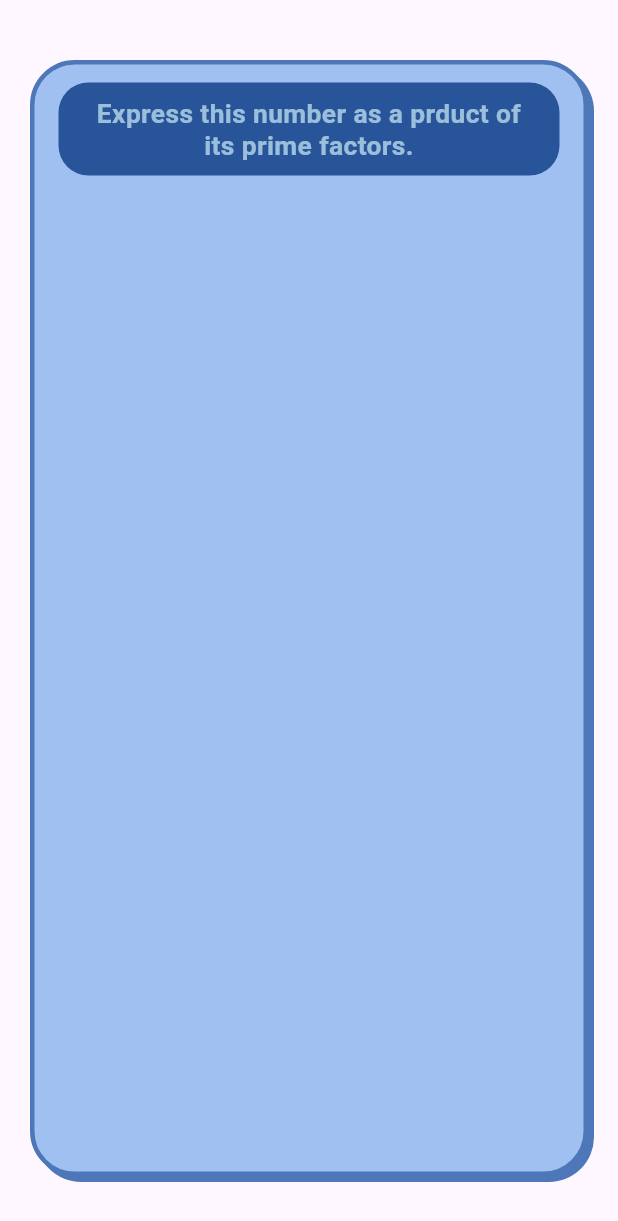
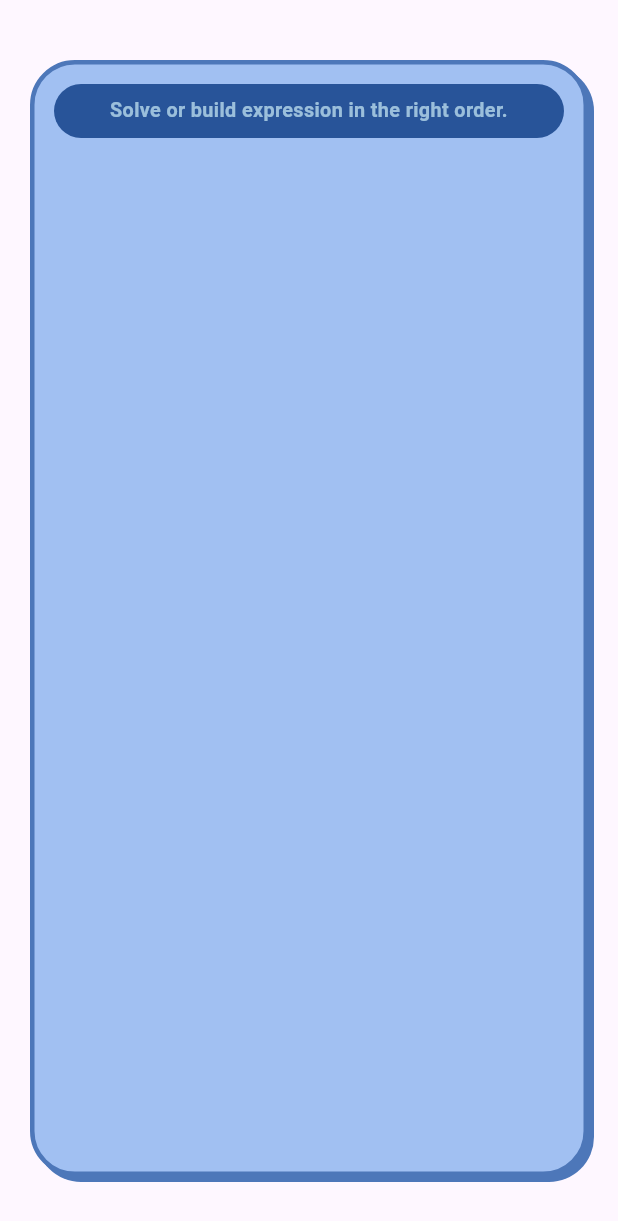
Before and after one commit to Greek-Cp/helper_animation, a Flutter app: the HomePage screen opened directly, on a phone screen of 412 x 824 dp. Shown: the top 1221 px of the screen. Run offline on Flutter 3.47's test engine with Material 3 defaults, Android fonts, the phone set to English and light mode, and no system bars; drawn by our look-alikes of auto_size_text; our stand-ins replace get.

Commit message:
Update HomePage UI and instruction text
Set HomePage as the app's entry point, added global padding to the main container, and updated the instruction text and scale in GameInstructionSet. Introduced padding constants in AppSizeMinigame and set a default margin for GameInstructionSet.

```diff
--- a/example/lib/main.dart
+++ b/example/lib/main.dart
@@ -17,7 +17,7 @@ class AnimationDemoApp extends StatelessWidget {
     return GetMaterialApp(
       title: 'Animation Demo',
       debugShowCheckedModeBanner: false,
-      home: AnimationDemo(),
+      home: HomePage(),
     );
   }
 }
@@ -67,6 +67,7 @@ class _HomePageState extends State<HomePage> {
                 Expanded(
                   child: Container(
                     margin: EdgeInsets.symmetric(horizontal: 20, vertical: 40),
+                    padding: AppSizeMinigame.paddingGlobalMinigame,
                     decoration: ShapeDecoration(
                       color: Color(0xFFA1C0F2),
                       shape: RoundedRectangleBorder(
@@ -86,9 +87,8 @@ class _HomePageState extends State<HomePage> {
                     child: Column(
                       children: [
                         GameInstructionSet(
-                          text:
-                              "Express this number as a prduct of its prime factors.",
-                          textScale: 0.8,
+                          text: "Solve or build expression in the right order.",
+                          textScale: 0.6,
                         ),
                       ],
                     ),
--- a/lib/constants/app_size.dart
+++ b/lib/constants/app_size.dart
@@ -1,7 +1,14 @@
 // File: lib/constants/app_size_minigame.dart
+
+import 'package:flutter/material.dart';
 
 class AppSizeMinigame {
   AppSizeMinigame._(); // private constructor untuk mencegah instansiasi
 
   static const double borderRadiusGlobalMinigame = 30.0;
+  static const double sizePaddingSymetric = 13.0;
+  static const EdgeInsets paddingGlobalMinigame = EdgeInsets.only(
+      left: sizePaddingSymetric,
+      right: sizePaddingSymetric,
+      top: sizePaddingSymetric);
 }
--- a/lib/widgets/game_instruction_set_widget.dart
+++ b/lib/widgets/game_instruction_set_widget.dart
@@ -14,7 +14,7 @@ class GameInstructionSet extends StatefulWidget {
     super.key,
     required this.text,
     this.padding,
-    this.margin,
+    this.margin = EdgeInsets.zero,
     this.backgroundColor,
     this.borderRadius,
     this.fontWeight,
```
